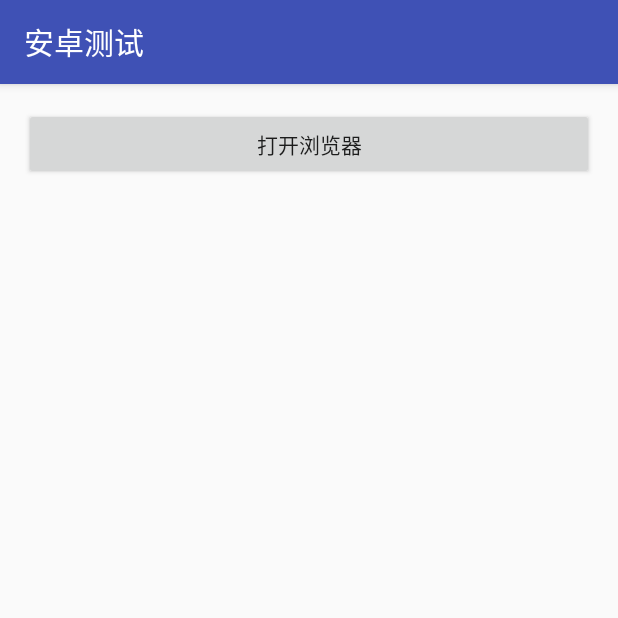
After one commit to ixuanwu/ActivityTest, an Android app: the ThirdActivity screen opened directly, with no data from a screen before it, on a phone screen of 412 x 824 dp, the top half of it. The commit adds this screen. Run offline under Robolectric (Android 15) with nearby library versions, the phone set to English and light mode, and no system bars.

Commit message:
update 悬浮框

```diff
--- /dev/null
+++ b/app/src/main/java/com/merckor/activitytest/ThirdActivity.java
@@ -0,0 +1,13 @@
+package com.merckor.activitytest;
+
+import android.support.v7.app.AppCompatActivity;
+import android.os.Bundle;
+
+public class ThirdActivity extends AppCompatActivity {
+
+    @Override
+    protected void onCreate(Bundle savedInstanceState) {
+        super.onCreate(savedInstanceState);
+        setContentView(R.layout.activity_third);
+    }
+}
--- /dev/null
+++ b/app/src/main/res/layout/activity_third.xml
@@ -0,0 +1,17 @@
+<?xml version="1.0" encoding="utf-8"?>
+<RelativeLayout xmlns:android="http://schemas.android.com/apk/res/android"
+    xmlns:tools="http://schemas.android.com/tools"
+    android:id="@+id/activity_third"
+    android:layout_width="match_parent"
+    android:layout_height="match_parent"
+    android:paddingBottom="@dimen/activity_vertical_margin"
+    android:paddingLeft="@dimen/activity_horizontal_margin"
+    android:paddingRight="@dimen/activity_horizontal_margin"
+    android:paddingTop="@dimen/activity_vertical_margin"
+    tools:context="com.merckor.activitytest.ThirdActivity">
+    <Button
+        android:layout_width="match_parent"
+        android:layout_height="wrap_content"
+        android:id="@+id/open_browser"
+        android:text="打开浏览器"/>
+</RelativeLayout>
--- /dev/null
+++ b/app/src/main/res/values-w820dp/dimens.xml
@@ -0,0 +1,6 @@
+<resources>
+    <!-- Example customization of dimensions originally defined in res/values/dimens.xml
+         (such as screen margins) for screens with more than 820dp of available width. This
+         would include 7" and 10" devices in landscape (~960dp and ~1280dp respectively). -->
+    <dimen name="activity_horizontal_margin">64dp</dimen>
+</resources>
--- /dev/null
+++ b/app/src/main/res/values/dimens.xml
@@ -0,0 +1,5 @@
+<resources>
+    <!-- Default screen margins, per the Android Design guidelines. -->
+    <dimen name="activity_horizontal_margin">16dp</dimen>
+    <dimen name="activity_vertical_margin">16dp</dimen>
+</resources>
--- a/app/src/main/res/values/strings.xml
+++ b/app/src/main/res/values/strings.xml
@@ -1,3 +1,4 @@
 <resources>
-    <string name="app_name">ActivityTest</string>
+    <string name="app_name">安卓测试</string>
+        <string name="tip">操作日志相关</string>
 </resources>
```
Also changed, not shown: app/src/main/java/com/merckor/activitytest/FirstActivity.java (+33 -2 lines), app/src/main/java/com/merckor/activitytest/TipViewController.java (added, +133 -0 lines), app/src/main/java/com/merckor/activitytest/ViewContainer.java (added, +39 -0 lines), app/src/main/res/layout/first_layout.xml (+10 -0 lines), app/src/main/res/layout/pop_view.xml (added, +35 -0 lines).
